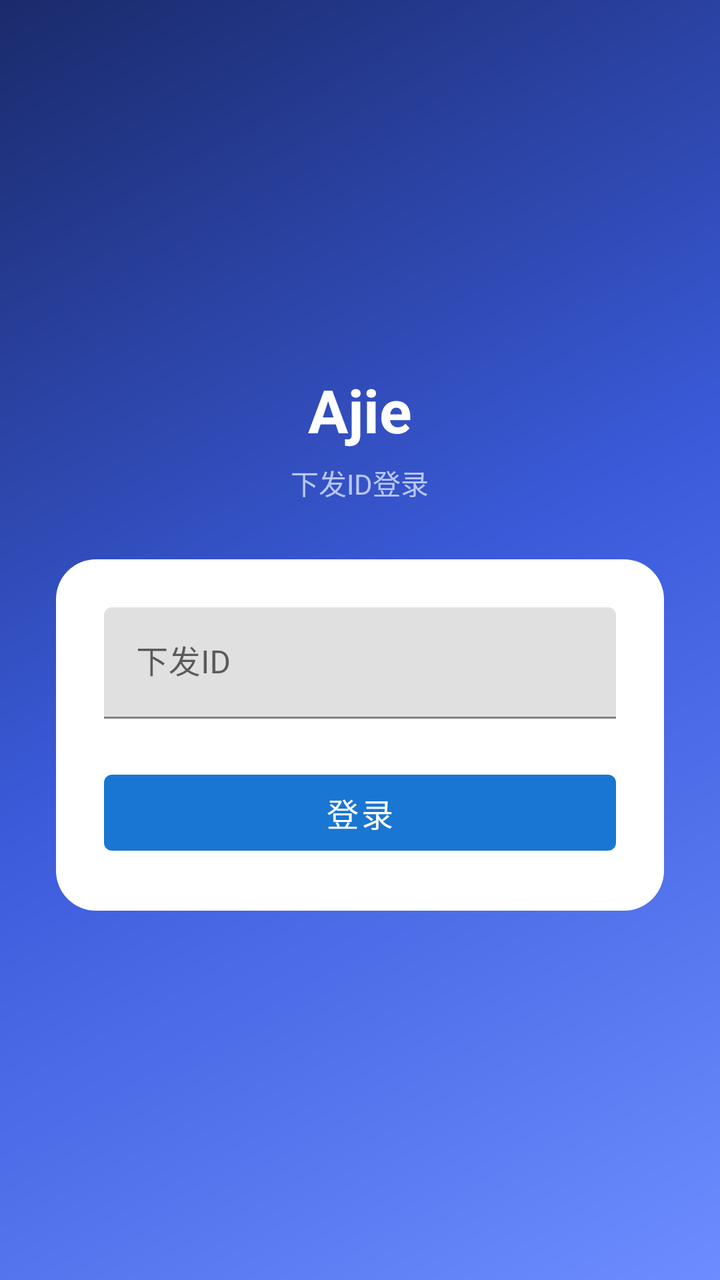
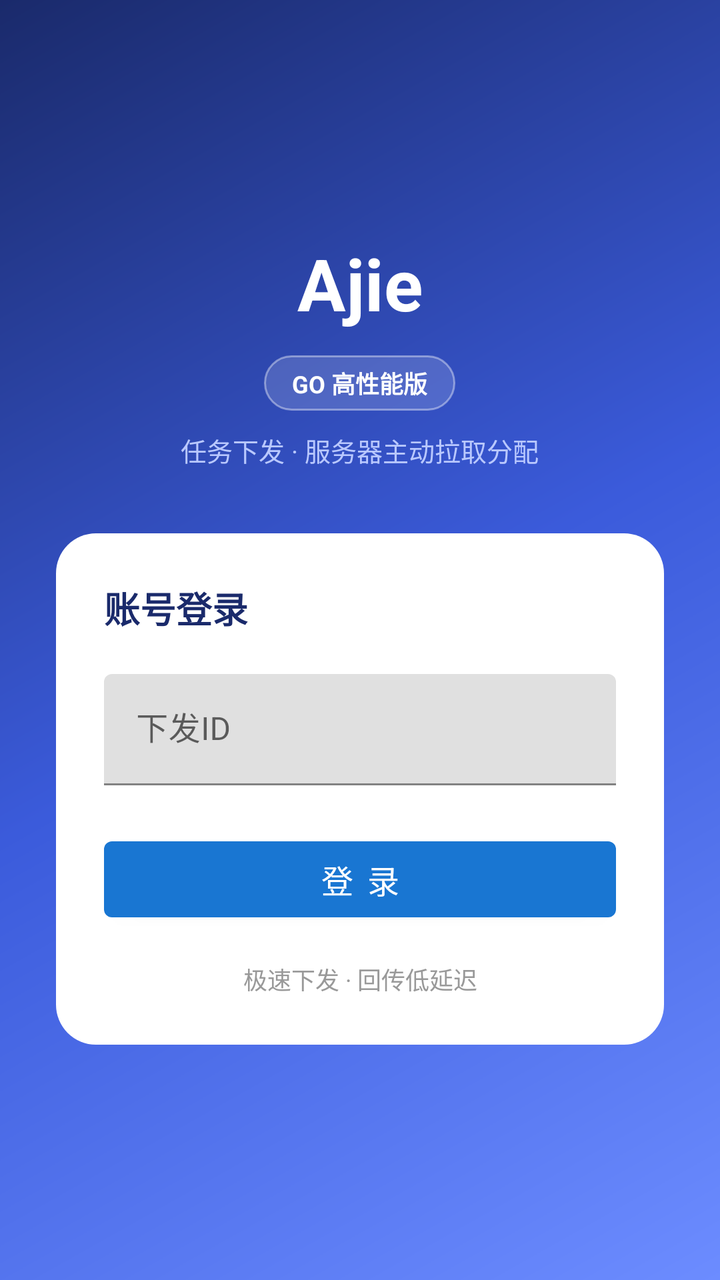

An Android layout rendered at two revisions. The XML below is the earlier revision; the diff shows what the commit changed to produce the second picture.
<!-- AndroidManifest.xml: activity theme Theme.TaskHelper -->
<!-- res/layout/activity_login.xml -->
<?xml version="1.0" encoding="utf-8"?>
<LinearLayout xmlns:android="http://schemas.android.com/apk/res/android"
    android:layout_width="match_parent"
    android:layout_height="match_parent"
    android:background="@drawable/bg_login"
    android:gravity="center"
    android:orientation="vertical"
    android:padding="28dp">

    <TextView
        android:layout_width="wrap_content"
        android:layout_height="wrap_content"
        android:text="Ajie"
        android:textColor="#FFFFFF"
        android:textSize="30sp"
        android:textStyle="bold" />

    <TextView
        android:layout_width="wrap_content"
        android:layout_height="wrap_content"
        android:layout_marginTop="6dp"
        android:layout_marginBottom="28dp"
        android:text="下发ID登录"
        android:textColor="#B9C8FF"
        android:textSize="14sp" />

    <LinearLayout
        android:layout_width="match_parent"
        android:layout_height="wrap_content"
        android:background="@drawable/bg_login_card"
        android:orientation="vertical"
        android:padding="24dp">

        <com.google.android.material.textfield.TextInputLayout
            android:layout_width="match_parent"
            android:layout_height="wrap_content"
            android:layout_marginBottom="22dp"
            android:hint="下发ID">

            <com.google.android.material.textfield.TextInputEditText
                android:id="@+id/et_username"
                android:layout_width="match_parent"
                android:layout_height="wrap_content"
                android:inputType="text" />
        </com.google.android.material.textfield.TextInputLayout>

        <com.google.android.material.button.MaterialButton
            android:id="@+id/btn_login"
            android:layout_width="match_parent"
            android:layout_height="50dp"
            android:text="登录"
            android:textSize="16sp" />
    </LinearLayout>

</LinearLayout>
<!-- resources referenced by this layout -->
<resources>
  <!-- drawable bg_login (drawable) -->
  <?xml version="1.0" encoding="utf-8"?>
  <shape xmlns:android="http://schemas.android.com/apk/res/android"
      android:shape="rectangle">
      <gradient
          android:angle="135"
          android:startColor="#6C8CFF"
          android:centerColor="#3B5BDB"
          android:endColor="#1A2A6B"
          android:type="linear" />
  </shape>
  <!-- drawable bg_login_card (drawable) -->
  <?xml version="1.0" encoding="utf-8"?>
  <shape xmlns:android="http://schemas.android.com/apk/res/android"
      android:shape="rectangle">
      <solid android:color="#FFFFFF" />
      <corners android:radius="20dp" />
  </shape>
  <style name="Theme.TaskHelper" parent="Theme.MaterialComponents.Light.NoActionBar">
          <item name="colorPrimary">#1976D2</item>
          <item name="colorPrimaryVariant">#1565C0</item>
          <item name="colorOnPrimary">#FFFFFF</item>
          <item name="colorSecondary">#26A69A</item>
          <item name="colorSecondaryVariant">#00897B</item>
          <item name="colorOnSecondary">#FFFFFF</item>
          <item name="android:statusBarColor">#1565C0</item>
      </style>
</resources>

<!-- the commit's change to res/layout/activity_login.xml (unified diff, before → after) -->
@@ -12,17 +12,31 @@
         android:layout_height="wrap_content"
         android:text="Ajie"
         android:textColor="#FFFFFF"
-        android:textSize="30sp"
+        android:textSize="36sp"
         android:textStyle="bold" />
 
     <TextView
         android:layout_width="wrap_content"
         android:layout_height="wrap_content"
-        android:layout_marginTop="6dp"
-        android:layout_marginBottom="28dp"
-        android:text="下发ID登录"
+        android:layout_marginTop="12dp"
+        android:background="@drawable/bg_go_badge"
+        android:paddingStart="14dp"
+        android:paddingEnd="14dp"
+        android:paddingTop="5dp"
+        android:paddingBottom="5dp"
+        android:text="GO 高性能版"
+        android:textColor="#FFFFFF"
+        android:textSize="12sp"
+        android:textStyle="bold" />
+
+    <TextView
+        android:layout_width="wrap_content"
+        android:layout_height="wrap_content"
+        android:layout_marginTop="10dp"
+        android:layout_marginBottom="32dp"
+        android:text="任务下发 · 服务器主动拉取分配"
         android:textColor="#B9C8FF"
-        android:textSize="14sp" />
+        android:textSize="13sp" />
 
     <LinearLayout
         android:layout_width="match_parent"
@@ -30,6 +44,15 @@
         android:background="@drawable/bg_login_card"
         android:orientation="vertical"
         android:padding="24dp">
+
+        <TextView
+            android:layout_width="wrap_content"
+            android:layout_height="wrap_content"
+            android:layout_marginBottom="20dp"
+            android:text="账号登录"
+            android:textColor="#1A2A6B"
+            android:textSize="18sp"
+            android:textStyle="bold" />
 
         <com.google.android.material.textfield.TextInputLayout
             android:layout_width="match_parent"
@@ -48,8 +71,17 @@
             android:id="@+id/btn_login"
             android:layout_width="match_parent"
             android:layout_height="50dp"
-            android:text="登录"
+            android:text="登 录"
             android:textSize="16sp" />
+
+        <TextView
+            android:layout_width="match_parent"
+            android:layout_height="wrap_content"
+            android:layout_marginTop="16dp"
+            android:gravity="center"
+            android:text="极速下发 · 回传低延迟"
+            android:textColor="#999999"
+            android:textSize="12sp" />
     </LinearLayout>
 
 </LinearLayout>
<!-- resource entries referenced after the edit -->
@@ -1,5 +1,13 @@
 <!-- resources referenced by this layout -->
 <resources>
+  <!-- drawable bg_go_badge (drawable) -->
+  <?xml version="1.0" encoding="utf-8"?>
+  <shape xmlns:android="http://schemas.android.com/apk/res/android"
+      android:shape="rectangle">
+      <solid android:color="#26FFFFFF" />
+      <corners android:radius="99dp" />
+      <stroke android:width="1dp" android:color="#66FFFFFF" />
+  </shape>
   <!-- drawable bg_login (drawable) -->
   <?xml version="1.0" encoding="utf-8"?>
   <shape xmlns:android="http://schemas.android.com/apk/res/android"
